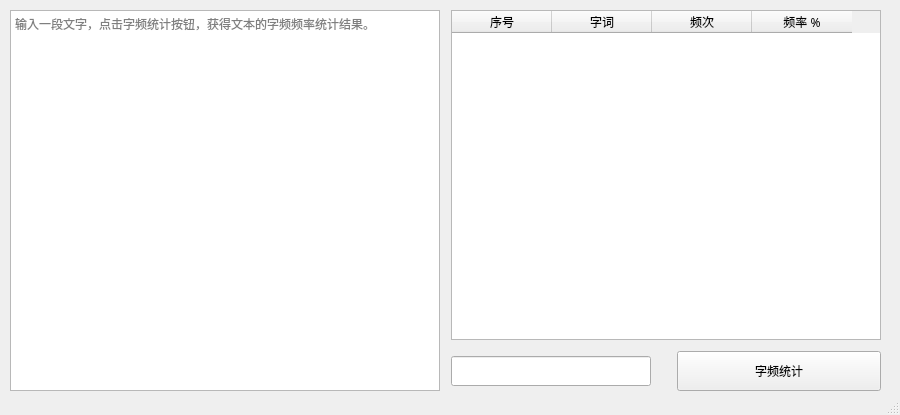
This is src/GUI/ui.ui in Byxs20/FrequencyCount as Qt 5 draws it before an edit. The edited form follows.
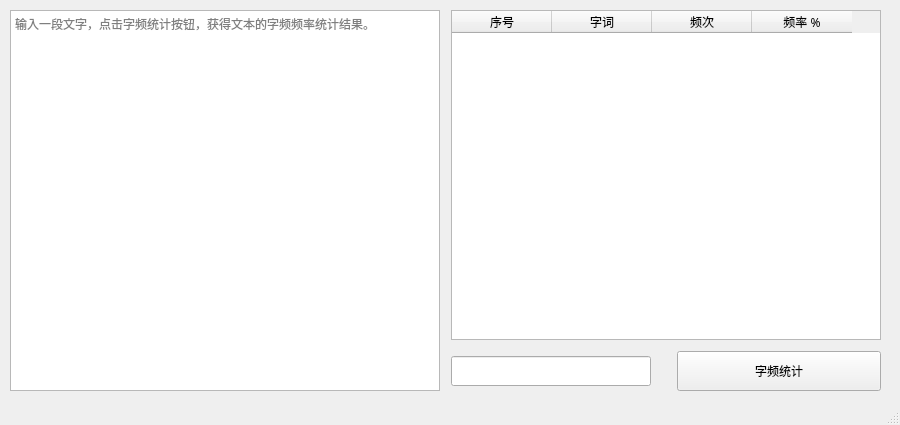
This is the edited form. Custom widgets are drawn as their Qt base class.

Commit message: 修复DPI自适应

```diff
--- a/src/GUI/ui.ui
+++ b/src/GUI/ui.ui
@@ -7,20 +7,14 @@
     <x>0</x>
     <y>0</y>
     <width>900</width>
-    <height>415</height>
+    <height>425</height>
    </rect>
   </property>
-  <property name="minimumSize">
-   <size>
-    <width>900</width>
-    <height>415</height>
-   </size>
-  </property>
-  <property name="maximumSize">
-   <size>
-    <width>900</width>
-    <height>415</height>
-   </size>
+  <property name="sizePolicy">
+   <sizepolicy hsizetype="Preferred" vsizetype="Preferred">
+    <horstretch>0</horstretch>
+    <verstretch>0</verstretch>
+   </sizepolicy>
   </property>
   <property name="font">
    <font>
```
The commit also changes 2 other files.
